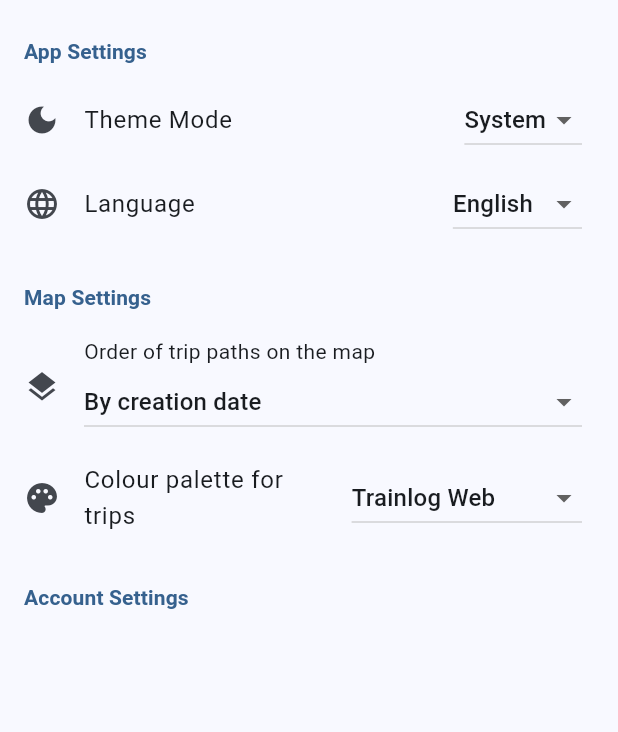
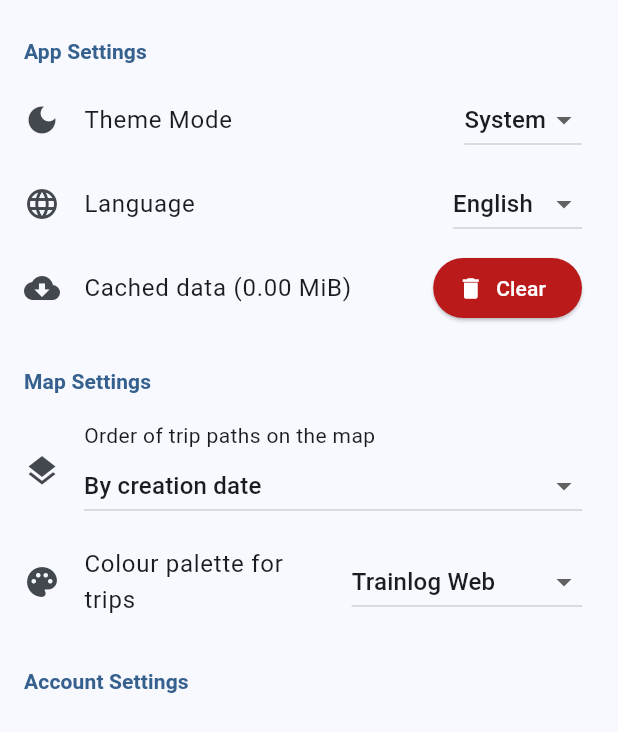
Before and after one commit to simeoncapy/trainlog-app, a Flutter app: the SettingsPage widget shown alone on an empty page, opened directly, on a phone screen of 412 x 824 dp. Shown: the top 732 px of the screen. Run offline on Flutter 3.47's test engine with Material 3 defaults, Android fonts, the phone set to English and light mode, and no system bars; our stand-ins replace csv, flutter_map, fluttertoast, latlong2, shared_preferences, sqflite and 1 more; missing offline and left inert: geodesy, google_polyline_algorithm; accounts and stored records are empty.

Commit message:
clear cache function

```diff
--- a/lib/data/database_manager.dart
+++ b/lib/data/database_manager.dart
@@ -3,6 +3,7 @@ import 'package:path_provider/path_provider.dart';
 import 'package:sqflite_common_ffi/sqflite_ffi.dart';
 import 'package:sqflite/sqflite.dart';
 import 'package:trainlog_app/data/trips_repository.dart';
+import 'package:trainlog_app/utils/cached_data_utils.dart';
 
 class DatabaseManager {
   static Database? _db;
@@ -13,8 +14,7 @@ class DatabaseManager {
     sqfliteFfiInit();
     databaseFactory = databaseFactoryFfi;
 
-    final dir = await getApplicationSupportDirectory();
-    final path = p.join(dir.path, 'trainlog.db');
+    final path = AppCacheFilePath.database;
 
     _db = await databaseFactory.openDatabase(path, options: OpenDatabaseOptions(
       version: 1,
--- a/lib/l10n/app_en.arb
+++ b/lib/l10n/app_en.arb
@@ -25,6 +25,18 @@
   "settingsMapColorPaletteTrainlogRed": "Red",
   "settingsMapColorPaletteTrainlogGreen": "Green",
   "settingsMapColorPaletteTrainlogBlue": "Blue",
+  "settingsCache": "Cached data ({size} MiB)",
+  "@settingsCache" :{
+    "description": "Size in mebibytes (MiB)",
+    "placeholders": {
+      "size": {}
+    }
+  },
+  "settingsCacheClearButton" : "Clear",
+  "settingsCacheClearConfirmTitle": "Clear cache?",
+  "settingsCacheClearConfirmMessage": "Are you sure you want to delete the cached data? This action is irreversible. The next loading of the app might take longer.",
+  "settingsCacheClearedMessage": "Cache cleared successfully.",
+
 
   "menuMapTitle": "Map",
   "menuTripsTitle": "Trips",
--- a/lib/l10n/app_fr.arb
+++ b/lib/l10n/app_fr.arb
@@ -25,6 +25,11 @@
   "settingsMapColorPaletteTrainlogRed": "Rouge",
   "settingsMapColorPaletteTrainlogGreen": "Vert",
   "settingsMapColorPaletteTrainlogBlue": "Bleu",
+  "settingsCache": "Données en cache ({size} Mio)",
+  "settingsCacheClearButton" : "Vider",
+  "settingsCacheClearConfirmTitle": "Vider le cache ?",
+  "settingsCacheClearConfirmMessage": "Êtes-vous sûr de vouloir supprimer les données en cache ? Cette action est irréversible. Le prochain chargement de l'application pourra être plus long.",
+  "settingsCacheClearedMessage": "Cache vidé avec succes.",
 
   "menuMapTitle": "Carte",
   "menuTripsTitle": "Trajets",
--- a/lib/l10n/app_ja.arb
+++ b/lib/l10n/app_ja.arb
@@ -25,6 +25,11 @@
   "settingsMapColorPaletteTrainlogRed": "赤",
   "settingsMapColorPaletteTrainlogGreen": "緑",
   "settingsMapColorPaletteTrainlogBlue": "青",
+  "settingsCache": "キャッシュされたデータ ({size} MiB)",
+  "settingsCacheClearButton" : "消す",
+  "settingsCacheClearConfirmTitle": "キャッシュを消しますか?",
+  "settingsCacheClearConfirmMessage": "キャッシュデータを削除してもよろしいですか？この操作は元に戻せません。次回のアプリの読み込みに時間がかかる可能性があります。",
+  "settingsCacheClearedMessage": "キャッシュが正常に消されました。",
 
   "menuMapTitle": "地図",
   "menuTripsTitle": "旅行",
--- a/lib/l10n/app_localizations.dart
+++ b/lib/l10n/app_localizations.dart
@@ -243,6 +243,36 @@ abstract class AppLocalizations {
   /// In en, this message translates to:
   /// **'Blue'**
   String get settingsMapColorPaletteTrainlogBlue;
+
+  /// Size in mebibytes (MiB)
+  ///
+  /// In en, this message translates to:
+  /// **'Cached data ({size} MiB)'**
+  String settingsCache(Object size);
+
+  /// No description provided for @settingsCacheClearButton.
+  ///
+  /// In en, this message translates to:
+  /// **'Clear'**
+  String get settingsCacheClearButton;
+
+  /// No description provided for @settingsCacheClearConfirmTitle.
+  ///
+  /// In en, this message translates to:
+  /// **'Clear cache?'**
+  String get settingsCacheClearConfirmTitle;
+
+  /// No description provided for @settingsCacheClearConfirmMessage.
+  ///
+  /// In en, this message translates to:
+  /// **'Are you sure you want to delete the cached data? This action is irreversible. The next loading of the app might take longer.'**
+  String get settingsCacheClearConfirmMessage;
+
+  /// No description provided for @settingsCacheClearedMessage.
+  ///
+  /// In en, this message translates to:
+  /// **'Cache cleared successfully.'**
+  String get settingsCacheClearedMessage;
 
   /// No description provided for @menuMapTitle.
   ///
--- a/lib/l10n/app_localizations_en.dart
+++ b/lib/l10n/app_localizations_en.dart
@@ -80,6 +80,24 @@ class AppLocalizationsEn extends AppLocalizations {
 
   @override
   String get settingsMapColorPaletteTrainlogBlue => 'Blue';
+
+  @override
+  String settingsCache(Object size) {
+    return 'Cached data ($size MiB)';
+  }
+
+  @override
+  String get settingsCacheClearButton => 'Clear';
+
+  @override
+  String get settingsCacheClearConfirmTitle => 'Clear cache?';
+
+  @override
+  String get settingsCacheClearConfirmMessage =>
+      'Are you sure you want to delete the cached data? This action is irreversible. The next loading of the app might take longer.';
+
+  @override
+  String get settingsCacheClearedMessage => 'Cache cleared successfully.';
 
   @override
   String get menuMapTitle => 'Map';
--- a/lib/pages/map_page.dart
+++ b/lib/pages/map_page.dart
@@ -7,6 +7,7 @@ import 'package:provider/provider.dart';
 import 'package:trainlog_app/data/models/trips.dart';
 import 'package:trainlog_app/l10n/app_localizations.dart';
 import 'package:trainlog_app/providers/settings_provider.dart';
+import 'package:trainlog_app/utils/cached_data_utils.dart';
 import 'package:trainlog_app/utils/map_color_palette.dart';
 import 'package:trainlog_app/utils/polyline_utils.dart';
 import 'package:trainlog_app/widgets/dropdown_radio_list.dart';
@@ -123,8 +124,7 @@ class _MapPageState extends State<MapPage> {
         Future(() async {
         try {
           final encoded = json.encode(polylines.map((e) => e.toJson()).toList());
-          final supportDir = await getApplicationSupportDirectory();
-          final cacheFile = File('${supportDir.path}/polylines_cache.json');
+          final cacheFile = File(AppCacheFilePath.polylines);
           await cacheFile.writeAsString(encoded);
           settings.setShouldReloadPolylines(false);
         } catch (e) {
--- a/lib/pages/settings_page.dart
+++ b/lib/pages/settings_page.dart
@@ -1,6 +1,11 @@
+import 'dart:io';
+
 import 'package:flutter/material.dart';
 import 'package:provider/provider.dart';
+import 'package:trainlog_app/providers/trips_provider.dart';
+import 'package:trainlog_app/utils/cached_data_utils.dart';
 import 'package:trainlog_app/utils/map_color_palette.dart';
+import 'package:trainlog_app/utils/style_utils.dart';
 import '../l10n/app_localizations.dart';
 import '../providers/settings_provider.dart';
 
@@ -11,11 +16,34 @@ class Language {
   Language(this.name, this.code);
 }
 
-class SettingsPage extends StatelessWidget {
+class SettingsPage extends StatefulWidget {
   const SettingsPage({super.key});
 
   @override
+  State<SettingsPage> createState() => _SettingsPageState();
+}
+
+class _SettingsPageState extends State<SettingsPage> {
+  double _totalCacheSize = 0.0;
+
+  void _refreshCacheSize() {
+    final sizeDb = computeCacheFileSize(AppCacheFilePath.database);
+    final sizePolylines = computeCacheFileSize(AppCacheFilePath.polylines);
+    setState(() {
+      _totalCacheSize = sizeDb + sizePolylines;
+    });
+  }
+
+  @override
+  void initState() {
+    super.initState();
+    _refreshCacheSize();
+  }
+
+  @override
   Widget build(BuildContext context) {
+    final repo = context.read<TripsProvider>().repository;
+
     final List<Language> languages = [
       Language('English', 'en'),
       Language('Français', 'fr'),
@@ -73,7 +101,56 @@ class SettingsPage extends StatelessWidget {
                     .toList(),
               ),
             ),
-            _SettingsCategory(title: appLocalization.settingsMapCategory),
+            ListTile(
+              leading: const Icon(Icons.cloud_download),
+              title: Text(appLocalization.settingsCache(_totalCacheSize.toStringAsFixed(2))),
+              trailing: ElevatedButton.icon(
+                onPressed: _totalCacheSize  > 0
+                  ? () async {
+                      final confirmed = await showDialog<bool>(
+                        context: context,
+                        builder: (context) => AlertDialog(
+                          title: Text(appLocalization.settingsCacheClearConfirmTitle),
+                          content: Text(appLocalization.settingsCacheClearConfirmMessage),
+                          actions: [
+                            TextButton(
+                              onPressed: () => Navigator.pop(context, false),
+                              child: Text(MaterialLocalizations.of(context).cancelButtonLabel),
+                            ),
+                            TextButton(
+                              onPressed: () => Navigator.pop(context, true),
+                              child: Text(MaterialLocalizations.of(context).okButtonLabel),
+                            ),
+                          ],
+                        ),
+                      );
+
+                      if (confirmed == true) {
+                        if(repo != null) await repo.clearAllTrips();
+
+                        await File(AppCacheFilePath.polylines)
+                              .delete()
+                              .catchError((e) {
+                                debugPrint('Failed to delete polylines: $e');
+                                return File(AppCacheFilePath.polylines);
+                              });
+
+                        if (!mounted) return;
+                        _refreshCacheSize();
+                        settings.setShouldReloadPolylines(true);
+                        // ignore: use_build_context_synchronously
+                        ScaffoldMessenger.of(context).showSnackBar(
+                          SnackBar(content: Text(appLocalization.settingsCacheClearedMessage)),
+                        );
+                      }
+                    }
+                  : null, // disabled if cache size is 0
+                label: Text(appLocalization.settingsCacheClearButton),
+                icon: Icon(Icons.delete),
+                style: buttonStyleHelper(Theme.of(context).colorScheme.error, Theme.of(context).colorScheme.onError)
+              )
+            ),
+            _SettingsCategory(title: appLocalization.settingsMapCategory), // ---------------------------------------------
             ListTile(
               leading: const Icon(Icons.layers),
               title: Column(
@@ -145,7 +222,7 @@ class SettingsPage extends StatelessWidget {
                 ],
               ),
             ),
-            _SettingsCategory(title: appLocalization.settingsAccountCategory),
+            _SettingsCategory(title: appLocalization.settingsAccountCategory), // ---------------------------------------------
           ],
         );
       },
--- /dev/null
+++ b/lib/utils/cached_data_utils.dart
@@ -0,0 +1,30 @@
+import 'package:flutter/material.dart';
+import 'package:path_provider/path_provider.dart';
+import 'package:path/path.dart' as p;
+import 'dart:io';
+
+class AppCacheFileNames {
+  static const database = "trainlog.db";
+  static const polylines = "polylines_cache.json";
+}
+
+class AppCacheFilePath {
+  static late String database;
+  static late String polylines;
+
+  static Future<void> init() async {
+    final dir = await getApplicationSupportDirectory();
+    database = p.join(dir.path, AppCacheFileNames.database);
+    polylines = p.join(dir.path, AppCacheFileNames.polylines);
+  }
+}
+
+double computeCacheFileSize(String path) {
+  final file = File(path);
+  if (!file.existsSync()) return 0.0;
+
+  final bytes = file.lengthSync();
+  const bytesPerMB = 1024 * 1024;
+
+  return bytes / bytesPerMB;
+}
--- /dev/null
+++ b/lib/utils/style_utils.dart
@@ -0,0 +1,19 @@
+import 'package:flutter/material.dart';
+
+ButtonStyle buttonStyleHelper(Color background, Color foreground)
+  {
+      return ButtonStyle(
+        backgroundColor: WidgetStateProperty.resolveWith<Color?>((states) {
+          if (states.contains(WidgetState.disabled)) {
+            return background.withValues(alpha: 0.3);
+          }
+          return background;
+        }),
+        foregroundColor: WidgetStateProperty.resolveWith<Color?>((states) {
+          if (states.contains(WidgetState.disabled)) {
+            return foreground.withValues(alpha: 0.5);
+          }
+          return foreground;
+        }),
+      );
+  }
```
Also changed, not shown: lib/l10n/app_localizations_fr.dart (+18 -0 lines), lib/l10n/app_localizations_ja.dart (+18 -0 lines), lib/main.dart (+6 -1 lines), lib/pages/trips_page.dart (+12 -4 lines), lib/widgets/trip_details_bottom_sheet.dart (+5 -22 lines).
